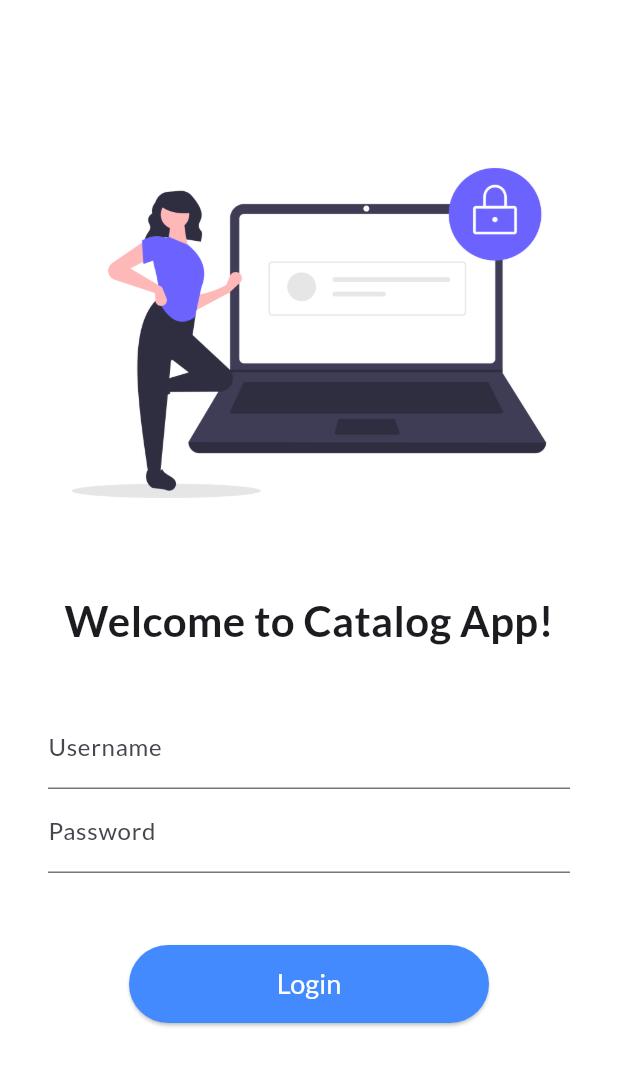
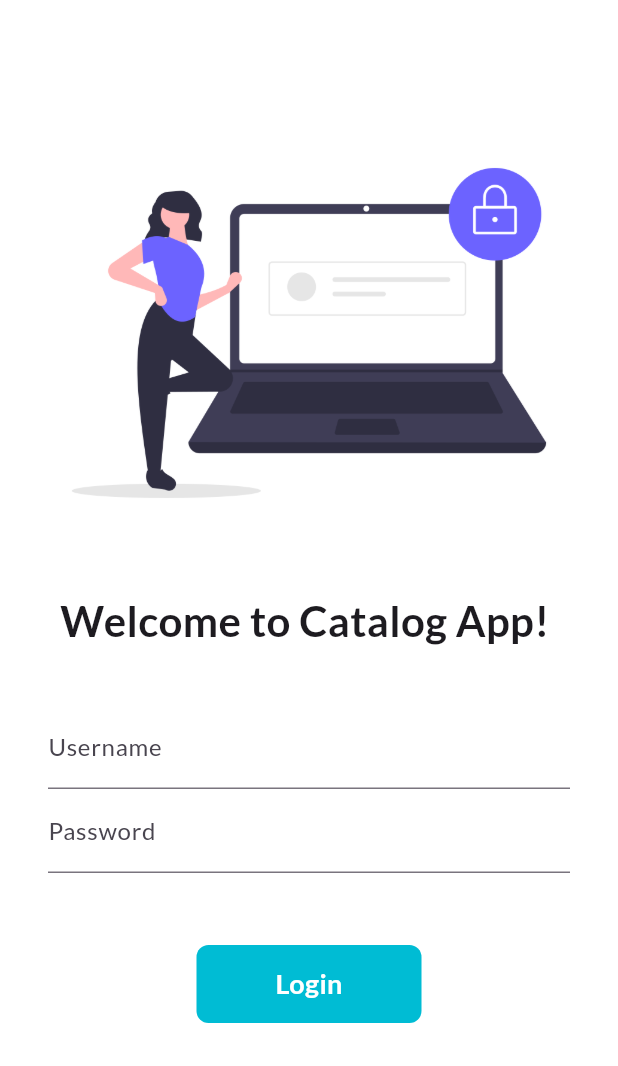
Before and after one commit to rehmanshafiq/flutter_basics, a Flutter app: the screen it shows after launch, on a phone screen of 412 x 824 dp. Shown: the top 1066 px of the screen. Run offline on Flutter 3.47's test engine with Material 3 defaults, Android fonts, the phone set to English and light mode, and no system bars; our stand-ins replace google_fonts.

```diff
--- a/lib/screens/LoginScreen.dart
+++ b/lib/screens/LoginScreen.dart
@@ -1,8 +1,16 @@
 import 'package:flutter/material.dart';
 import 'package:flutter_learning/routes/routes.dart';
 
-class Loginscreen extends StatelessWidget {
+class Loginscreen extends StatefulWidget {
   const Loginscreen({super.key});
+
+  @override
+  State<Loginscreen> createState() => _LoginscreenState();
+}
+
+class _LoginscreenState extends State<Loginscreen> {
+  String name = "";
+  bool changeButton = false;
 
   @override
   Widget build(BuildContext context) {
@@ -18,7 +26,7 @@ class Loginscreen extends StatelessWidget {
               ),
               SizedBox(height: 30.0,),
               Text(
-                "Welcome to Catalog App!",
+                "Welcome to Catalog App! $name",
                 style: TextStyle(
                     fontSize: 28,
                     fontWeight: FontWeight.bold
@@ -32,8 +40,12 @@ class Loginscreen extends StatelessWidget {
                     TextFormField(
                       decoration: InputDecoration(
                           hintText: "Enter Username",
-                          labelText: "Username"
+                          labelText: "Username",
                       ),
+                      onChanged: (value) {
+                        name = value;
+                        setState(() {});
+                      },
                     ),
                     TextFormField(
                       obscureText: true,
@@ -43,22 +55,47 @@ class Loginscreen extends StatelessWidget {
                       ),
                     ),
                     SizedBox(height: 48.0,),
-                    ElevatedButton(
-                      onPressed: () {
-                        Navigator.pushNamed(context, CatalogAppRoutes.homeRoute);
+                    InkWell(
+                      onTap: () {
+                        setState(() {
+                          changeButton = true;
+                        });
                       },
-                      child: Text(
-                          "Login",
-                        style: TextStyle(
-                          color: Colors.white,
-                          fontSize: 18
+                      child: AnimatedContainer(
+                        duration: Duration(seconds: 1),
+                        width: changeButton ? 50 : 150,
+                        height: 52,
+                        alignment: Alignment.center,
+                        child: Text(
+                            "Login",
+                          style: TextStyle(
+                            color: Colors.white,
+                            fontSize: 18,
+                            fontWeight: FontWeight.bold
+                          ),
+                        ),
+                        decoration: BoxDecoration(
+                          color: Colors.cyan,
+                          borderRadius: BorderRadius.circular(changeButton ? 20 : 8)
                         ),
                       ),
-                      style: TextButton.styleFrom(
-                        minimumSize: Size(240, 52),
-                        backgroundColor: Colors.blueAccent
-                      ),
                     )
+                    // ElevatedButton(
+                    //   onPressed: () {
+                    //     Navigator.pushNamed(context, CatalogAppRoutes.homeRoute);
+                    //   },
+                    //   child: Text(
+                    //       "Login",
+                    //     style: TextStyle(
+                    //       color: Colors.white,
+                    //       fontSize: 18
+                    //     ),
+                    //   ),
+                    //   style: TextButton.styleFrom(
+                    //     minimumSize: Size(240, 52),
+                    //     backgroundColor: Colors.blueAccent
+                    //   ),
+                    // )
                   ],
                 ),
               )
```
